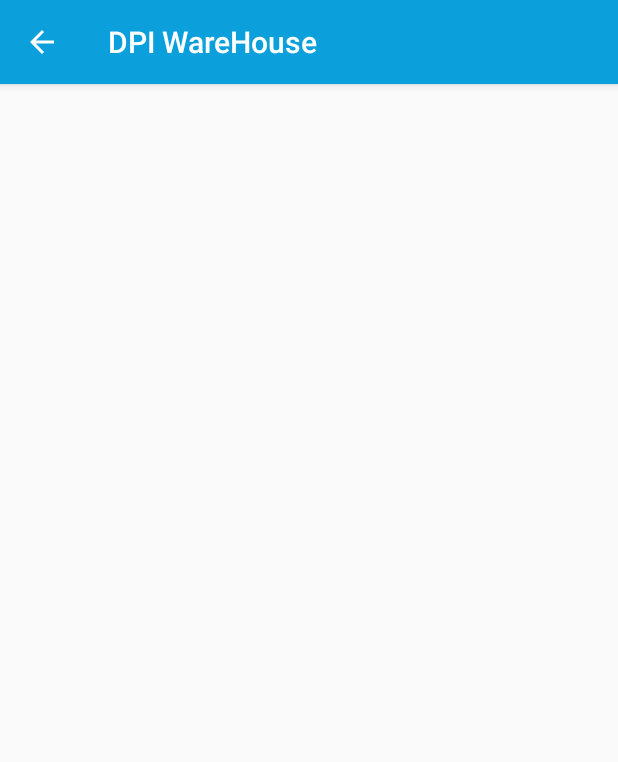
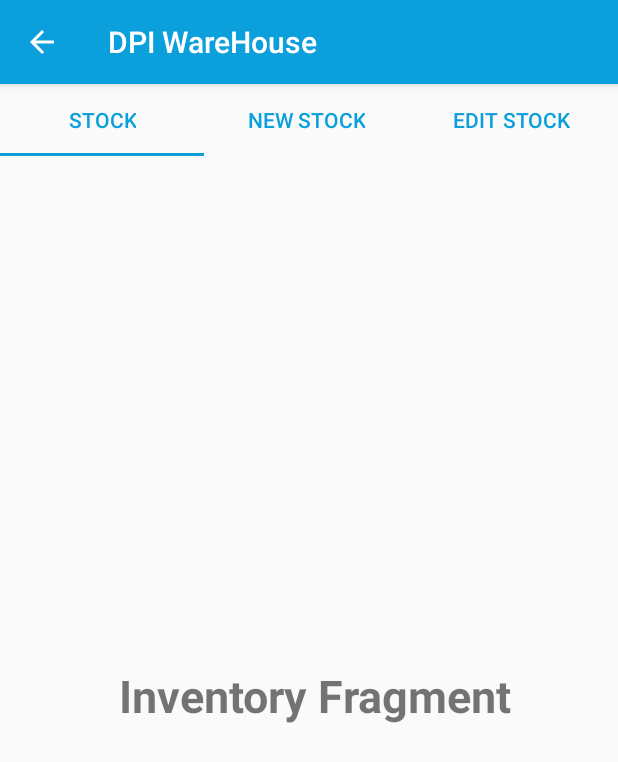
Before and after one commit to KavishkaPKP/MAD-Group-Project, an Android app: the Inventory screen opened directly, with no data from a screen before it, on a phone screen of 412 x 824 dp. Shown: the top 762 px of the screen. Run offline under Robolectric (Android 15) with nearby library versions, the light colour scheme and no system bars.

Commit message:
add tab layout

```diff
--- a/app/build.gradle
+++ b/app/build.gradle
@@ -32,6 +32,7 @@ dependencies {
     implementation 'androidx.appcompat:appcompat:1.3.1'
     implementation 'com.google.android.material:material:1.4.0'
     implementation 'androidx.constraintlayout:constraintlayout:2.1.0'
+    implementation 'androidx.legacy:legacy-support-v4:1.0.0'
     testImplementation 'junit:junit:4.+'
     androidTestImplementation 'androidx.test.ext:junit:1.1.3'
     androidTestImplementation 'androidx.test.espresso:espresso-core:3.4.0'
--- /dev/null
+++ b/app/src/main/java/com/example/madgroupproject/FragmentAdapter.java
@@ -0,0 +1,32 @@
+package com.example.madgroupproject;
+
+import androidx.annotation.NonNull;
+import androidx.fragment.app.Fragment;
+import androidx.fragment.app.FragmentManager;
+import androidx.lifecycle.Lifecycle;
+import androidx.viewpager2.adapter.FragmentStateAdapter;
+
+public class FragmentAdapter extends FragmentStateAdapter {
+    public FragmentAdapter(@NonNull FragmentManager fragmentManager, @NonNull Lifecycle lifecycle) {
+        super(fragmentManager, lifecycle);
+    }
+
+    @NonNull
+    @Override
+    public Fragment createFragment(int position) {
+        switch (position){
+
+            case 1:
+                return new NewstockFragment();
+            case 2:
+                return new EditstockFragment();
+        }
+
+        return new StocksFragment();
+    }
+
+    @Override
+    public int getItemCount() {
+        return 3;
+    }
+}
--- a/app/src/main/java/com/example/madgroupproject/Inventory.java
+++ b/app/src/main/java/com/example/madgroupproject/Inventory.java
@@ -1,14 +1,61 @@
 package com.example.madgroupproject;
 
 import androidx.appcompat.app.AppCompatActivity;
+import androidx.fragment.app.FragmentManager;
+import androidx.viewpager2.widget.ViewPager2;
 
 import android.os.Bundle;
 
+import com.google.android.material.tabs.TabLayout;
+
 public class Inventory extends AppCompatActivity {
+    TabLayout tabLayout;
+    ViewPager2 pager2;
+    FragmentAdapter adapter;
 
     @Override
     protected void onCreate(Bundle savedInstanceState) {
         super.onCreate(savedInstanceState);
         setContentView(R.layout.activity_inventory);
+
+        tabLayout = findViewById(R.id.invent_tabLayout);
+        pager2 = findViewById(R.id.in_viewPager);
+
+        FragmentManager fm = getSupportFragmentManager();
+        adapter = new FragmentAdapter(fm,getLifecycle());
+        pager2.setAdapter(adapter);
+
+        tabLayout.addTab(tabLayout.newTab().setText("Stock"));
+        tabLayout.addTab(tabLayout.newTab().setText("New Stock"));
+        tabLayout.addTab(tabLayout.newTab().setText("Edit Stock"));
+
+        tabLayout.addOnTabSelectedListener(new TabLayout.OnTabSelectedListener() {
+            @Override
+            public void onTabSelected(TabLayout.Tab tab) {
+
+                pager2.setCurrentItem(tab.getPosition());
+
+
+            }
+
+            @Override
+            public void onTabUnselected(TabLayout.Tab tab) {
+
+            }
+
+            @Override
+            public void onTabReselected(TabLayout.Tab tab) {
+
+            }
+        });
+
+        pager2.registerOnPageChangeCallback(new ViewPager2.OnPageChangeCallback() {
+            @Override
+            public void onPageSelected(int position) {
+                tabLayout.selectTab(tabLayout.getTabAt(position));
+            }
+        });
+
+
     }
 }
--- /dev/null
+++ b/app/src/main/java/com/example/madgroupproject/StocksFragment.java
@@ -0,0 +1,64 @@
+package com.example.madgroupproject;
+
+import android.os.Bundle;
+
+import androidx.fragment.app.Fragment;
+
+import android.view.LayoutInflater;
+import android.view.View;
+import android.view.ViewGroup;
+
+/**
+ * A simple {@link Fragment} subclass.
+ * Use the {@link StocksFragment#newInstance} factory method to
+ * create an instance of this fragment.
+ */
+public class StocksFragment extends Fragment {
+
+    // TODO: Rename parameter arguments, choose names that match
+    // the fragment initialization parameters, e.g. ARG_ITEM_NUMBER
+    private static final String ARG_PARAM1 = "param1";
+    private static final String ARG_PARAM2 = "param2";
+
+    // TODO: Rename and change types of parameters
+    private String mParam1;
+    private String mParam2;
+
+    public StocksFragment() {
+        // Required empty public constructor
+    }
+
+    /**
+     * Use this factory method to create a new instance of
+     * this fragment using the provided parameters.
+     *
+     * @param param1 Parameter 1.
+     * @param param2 Parameter 2.
+     * @return A new instance of fragment StocksFragment.
+     */
+    // TODO: Rename and change types and number of parameters
+    public static StocksFragment newInstance(String param1, String param2) {
+        StocksFragment fragment = new StocksFragment();
+        Bundle args = new Bundle();
+        args.putString(ARG_PARAM1, param1);
+        args.putString(ARG_PARAM2, param2);
+        fragment.setArguments(args);
+        return fragment;
+    }
+
+    @Override
+    public void onCreate(Bundle savedInstanceState) {
+        super.onCreate(savedInstanceState);
+        if (getArguments() != null) {
+            mParam1 = getArguments().getString(ARG_PARAM1);
+            mParam2 = getArguments().getString(ARG_PARAM2);
+        }
+    }
+
+    @Override
+    public View onCreateView(LayoutInflater inflater, ViewGroup container,
+                             Bundle savedInstanceState) {
+        // Inflate the layout for this fragment
+        return inflater.inflate(R.layout.fragment_stocks, container, false);
+    }
+}
--- a/app/src/main/res/layout/activity_inventory.xml
+++ b/app/src/main/res/layout/activity_inventory.xml
@@ -1,9 +1,31 @@
 <?xml version="1.0" encoding="utf-8"?>
-<androidx.constraintlayout.widget.ConstraintLayout xmlns:android="http://schemas.android.com/apk/res/android"
+<RelativeLayout xmlns:android="http://schemas.android.com/apk/res/android"
     xmlns:app="http://schemas.android.com/apk/res-auto"
     xmlns:tools="http://schemas.android.com/tools"
     android:layout_width="match_parent"
     android:layout_height="match_parent"
     tools:context=".Inventory">
 
-</androidx.constraintlayout.widget.ConstraintLayout>
+    <com.google.android.material.tabs.TabLayout
+        android:id="@+id/invent_tabLayout"
+        android:layout_width="409dp"
+        android:layout_height="wrap_content"
+        app:layout_constraintEnd_toEndOf="parent"
+        app:layout_constraintStart_toStartOf="parent"
+        app:layout_constraintTop_toTopOf="parent"
+        app:tabIndicatorColor="#0ba0db"
+        app:tabTextColor="#0ba0db"
+        android:textAlignment="center">
+
+    </com.google.android.material.tabs.TabLayout>
+
+    <androidx.viewpager2.widget.ViewPager2
+        android:id="@+id/in_viewPager"
+        android:layout_width="match_parent"
+        android:layout_height="match_parent"
+        android:layout_below="@id/invent_tabLayout">
+
+    </androidx.viewpager2.widget.ViewPager2>
+
+
+</RelativeLayout>
--- /dev/null
+++ b/app/src/main/res/layout/fragment_stocks.xml
@@ -0,0 +1,17 @@
+<?xml version="1.0" encoding="utf-8"?>
+<FrameLayout xmlns:android="http://schemas.android.com/apk/res/android"
+    xmlns:tools="http://schemas.android.com/tools"
+    android:layout_width="match_parent"
+    android:layout_height="match_parent"
+    tools:context=".StocksFragment">
+
+    <TextView
+        android:layout_width="match_parent"
+        android:layout_height="match_parent"
+        android:text=" Inventory Fragment"
+        android:textSize="30dp"
+        android:textStyle="bold"
+        android:textAlignment="center"
+        android:gravity="center"/>
+
+</FrameLayout>
--- a/app/src/main/res/values/strings.xml
+++ b/app/src/main/res/values/strings.xml
@@ -1,3 +1,6 @@
 <resources>
     <string name="app_name">DPI WareHouse</string>
+    <!-- TODO: Remove or change this placeholder text -->
+    <string name="hello_blank_fragment">Hello blank fragment</string>
+    <string name="new_inventory_fragment">New Inventory Fragment</string>
 </resources>
```
Also changed, not shown: app/src/main/java/com/example/madgroupproject/EditstockFragment.java (added, +64 -0 lines), app/src/main/java/com/example/madgroupproject/NewstockFragment.java (added, +64 -0 lines), app/src/main/res/layout/fragment_editstock.xml (added, +17 -0 lines), app/src/main/res/layout/fragment_newstock.xml (added, +17 -0 lines).
